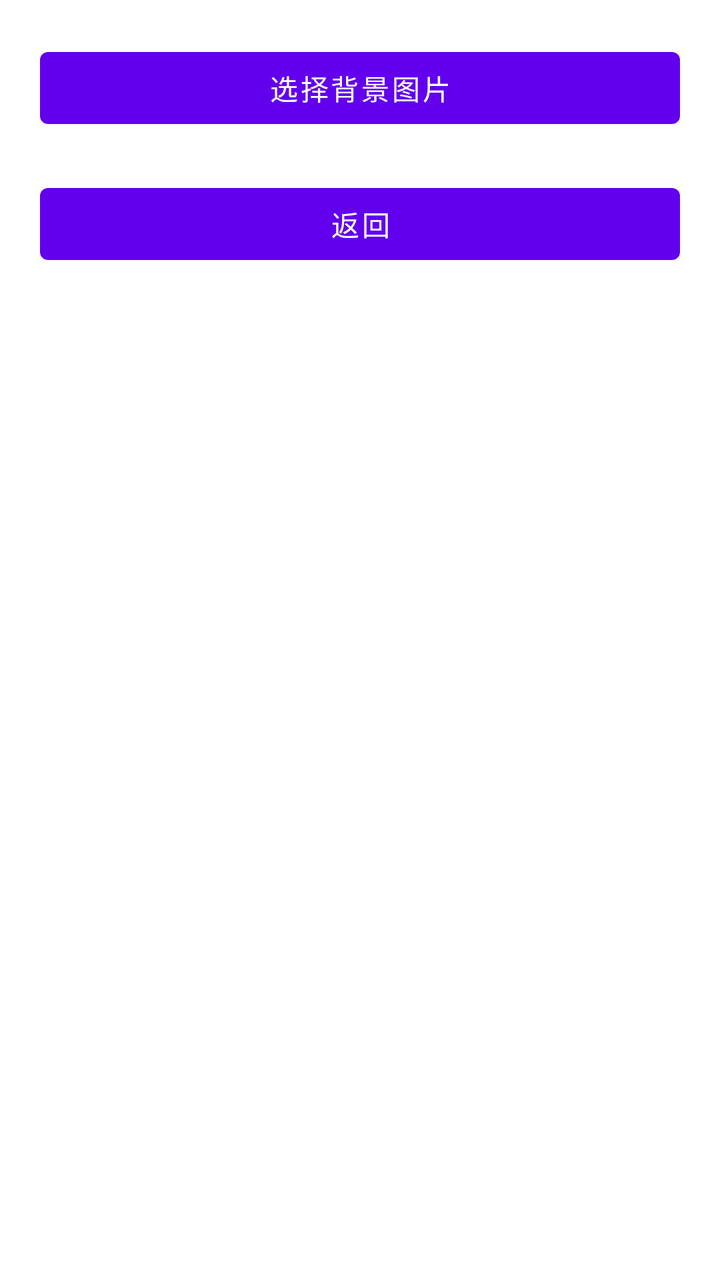
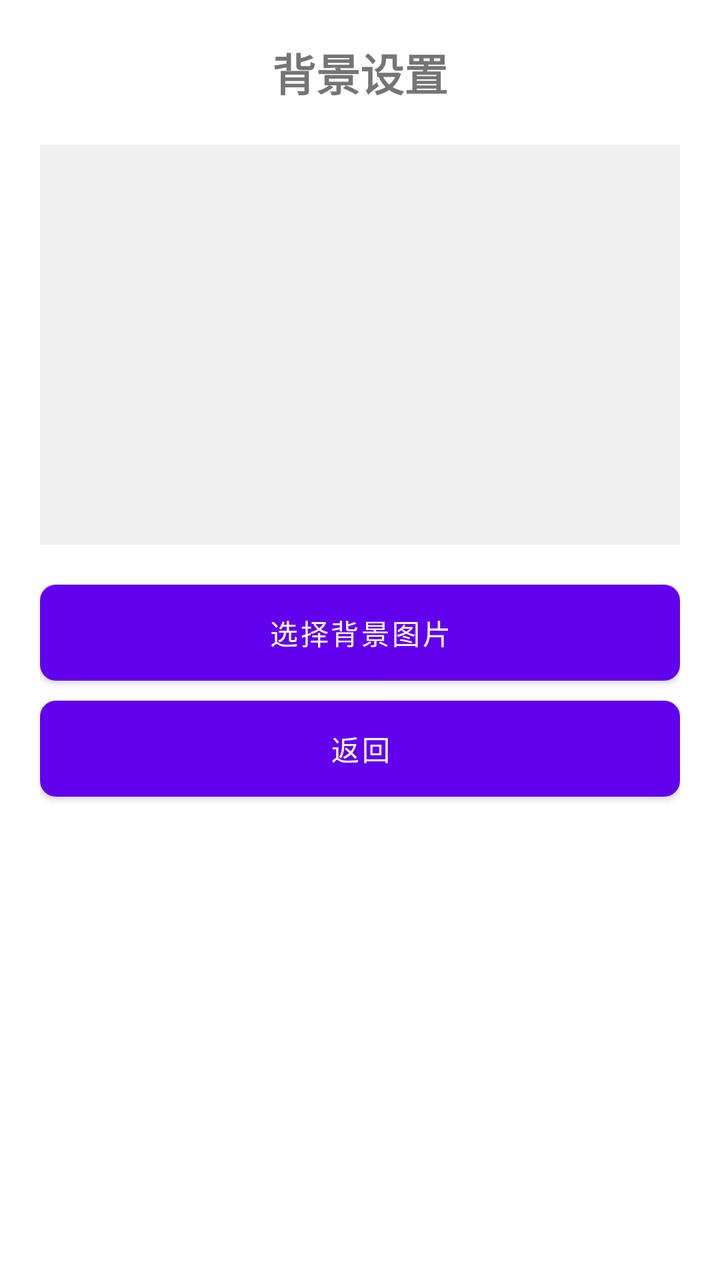

Two renders of the same Android screen: before a commit and after it. Below are the layout's source before the change and the commit's diff.
<!-- AndroidManifest.xml: application theme Theme.ChooseHelper202 -->
<!-- res/layout/activity_setting.xml -->
<?xml version="1.0" encoding="utf-8"?>
<LinearLayout xmlns:android="http://schemas.android.com/apk/res/android"
    android:layout_width="match_parent"
    android:layout_height="match_parent"
    android:orientation="vertical"
    android:padding="20dp">

    <Button
        android:id="@+id/btn_select_bg"
        android:layout_width="match_parent"
        android:layout_height="wrap_content"
        android:text="选择背景图片"/>

    <Button
        android:id="@+id/btn_back"
        android:layout_width="match_parent"
        android:layout_height="wrap_content"
        android:text="返回"
        android:layout_marginTop="20dp"/>

</LinearLayout>
<!-- resources referenced by this layout -->
<resources>
  <style name="Theme.ChooseHelper202" parent="Theme.MaterialComponents.DayNight.NoActionBar">
          <item name="colorPrimary">#6200EE</item>
          <item name="colorPrimaryVariant">#3700B3</item>
          <item name="colorOnPrimary">#FFFFFF</item>
          <item name="colorSecondary">#03DAC5</item>
          <item name="colorSecondaryVariant">#018786</item>
          <item name="colorOnSecondary">#000000</item>
          <item name="android:statusBarColor">?attr/colorPrimaryVariant</item>
      </style>
</resources>

<!-- the commit's change to res/layout/activity_setting.xml (unified diff, before → after) -->
@@ -5,17 +5,36 @@
     android:orientation="vertical"
     android:padding="20dp">
 
+    <TextView
+        android:layout_width="wrap_content"
+        android:layout_height="wrap_content"
+        android:text="背景设置"
+        android:textSize="22sp"
+        android:textStyle="bold"
+        android:layout_gravity="center_horizontal"/>
+
+    <ImageView
+        android:id="@+id/iv_bg_preview"
+        android:layout_width="match_parent"
+        android:layout_height="200dp"
+        android:layout_marginTop="20dp"
+        android:scaleType="centerCrop"
+        android:background="#f0f0f0"/>
+
     <Button
         android:id="@+id/btn_select_bg"
         android:layout_width="match_parent"
         android:layout_height="wrap_content"
-        android:text="选择背景图片"/>
+        android:text="选择背景图片"
+        android:background="@drawable/btn_purple"
+        android:layout_marginTop="20dp"/>
 
     <Button
         android:id="@+id/btn_back"
         android:layout_width="match_parent"
         android:layout_height="wrap_content"
         android:text="返回"
-        android:layout_marginTop="20dp"/>
+        android:background="@drawable/btn_purple"
+        android:layout_marginTop="10dp"/>
 
 </LinearLayout>
<!-- resource entries referenced after the edit -->
@@ -1,5 +1,21 @@
 <!-- resources referenced by this layout -->
 <resources>
+  <!-- drawable btn_purple (drawable) -->
+  <?xml version="1.0" encoding="utf-8"?>
+  <selector xmlns:android="http://schemas.android.com/apk/res/android">
+      <item android:state_pressed="true">
+          <shape android:shape="rectangle">
+              <solid android:color="#7b1fa2"/>
+              <corners android:radius="8dp"/>
+          </shape>
+      </item>
+      <item>
+          <shape android:shape="rectangle">
+              <solid android:color="#9c27b0"/>
+              <corners android:radius="8dp"/>
+          </shape>
+      </item>
+  </selector>
   <style name="Theme.ChooseHelper202" parent="Theme.MaterialComponents.DayNight.NoActionBar">
           <item name="colorPrimary">#6200EE</item>
           <item name="colorPrimaryVariant">#3700B3</item>
